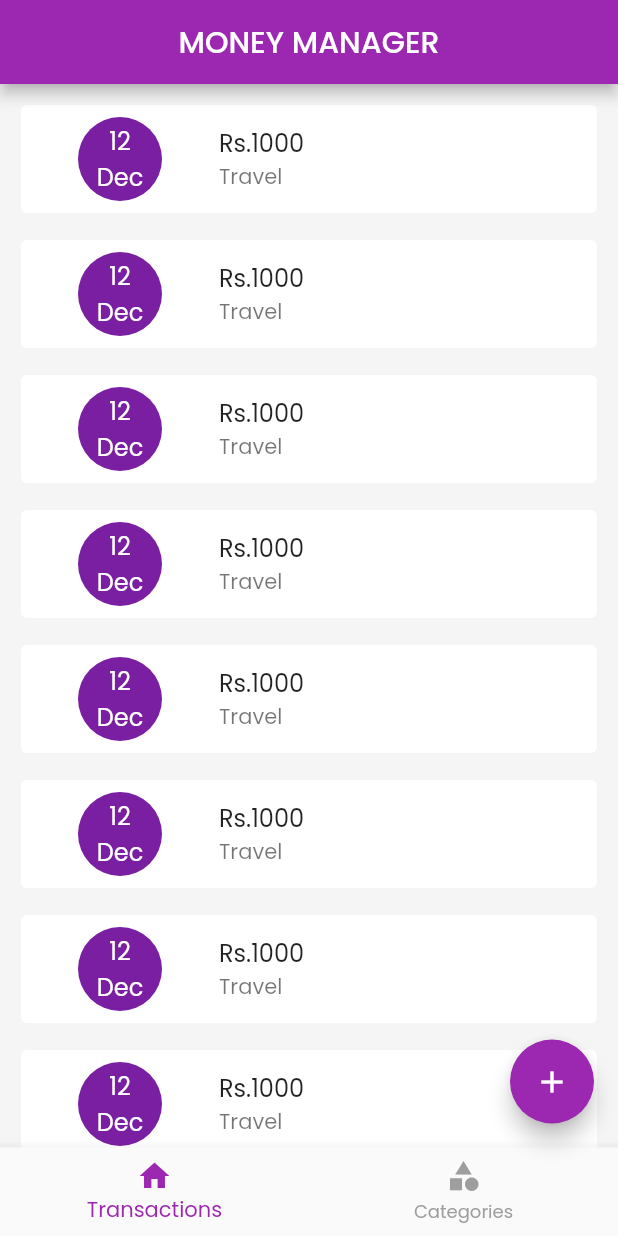
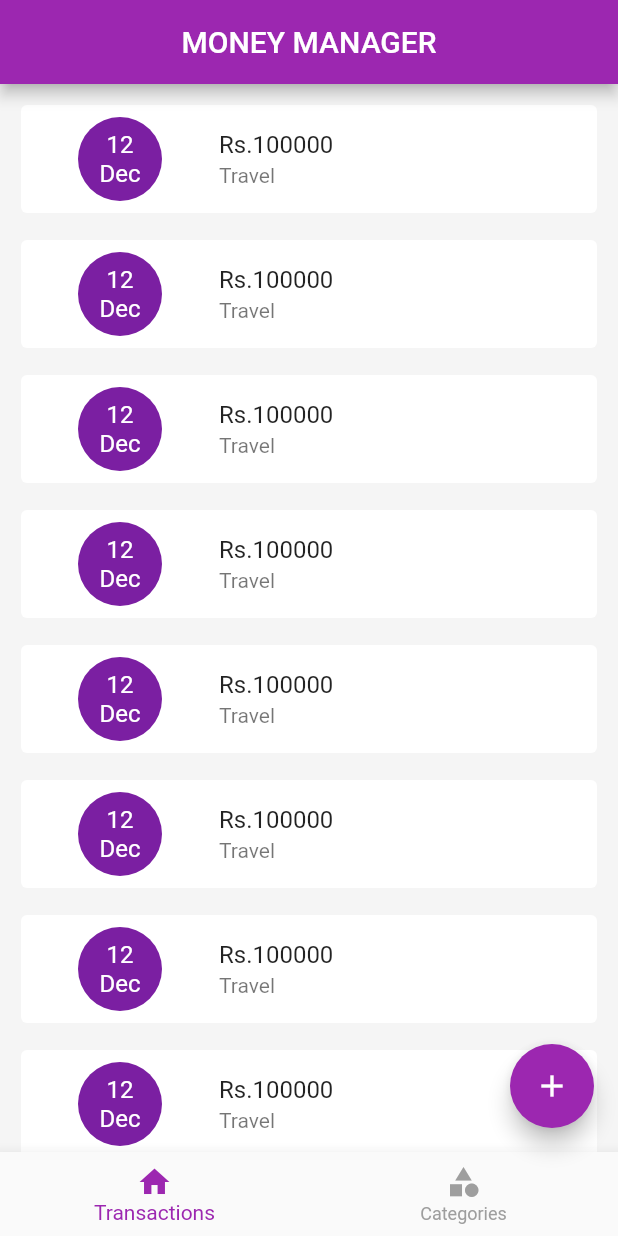
Before and after one commit to jaison080/money_manager, a Flutter app: the screen it shows after launch, on a phone screen of 412 x 824 dp. Run offline on Flutter 3.47's test engine with Material 2 defaults, Android fonts, the phone set to English and light mode, and no system bars; our stand-ins replace hive_flutter; accounts and stored records are empty.

Commit message:
Revert "added google fonts and changed apps font style"

```diff
--- a/lib/main.dart
+++ b/lib/main.dart
@@ -1,5 +1,4 @@
 import 'package:flutter/material.dart';
-import 'package:google_fonts/google_fonts.dart';
 import 'package:hive_flutter/hive_flutter.dart';
 import 'package:money_manager/models/category/category_model.dart';
 import 'package:money_manager/screens/home/screen_home.dart';
@@ -24,10 +23,8 @@ class MyApp extends StatelessWidget {
   @override
   Widget build(BuildContext context) {
     return MaterialApp(
-        title: 'Money Manager',
-
+        title: 'Flutter Demo',
         theme: ThemeData(
-          fontFamily: GoogleFonts.poppins().fontFamily,
           // This is the theme of your application.
           //
           // Try running your application with "flutter run". You'll see the
@@ -38,7 +35,6 @@ class MyApp extends StatelessWidget {
           // Notice that the counter didn't reset back to zero; the application
           // is not restarted.
           primarySwatch: Colors.purple,
-
         ),
         home: const ScreenHome());
   }
--- a/lib/screens/transactions/screen_transaction.dart
+++ b/lib/screens/transactions/screen_transaction.dart
@@ -1,5 +1,4 @@
 import 'package:flutter/material.dart';
-import 'package:money_manager/screens/transactions/widgets/transaction_tile.dart';
 
 class ScreenTransaction extends StatelessWidget {
   const ScreenTransaction({Key? key}) : super(key: key);
@@ -9,10 +8,17 @@ class ScreenTransaction extends StatelessWidget {
     return ListView.separated(
         padding: EdgeInsets.all(10),
         itemBuilder: (ctx, index) {
-          return const TransactionTile(
-                  transactionDate:"12 \nDec" ,
-                  transactionTitle: "Rs.1000",
-                  transactionSubtitle: "Travel",);
+          return const Card(
+            elevation: 0,
+            child: ListTile(
+              leading: CircleAvatar(
+                radius: 50,
+                child: Text('12\nDec', textAlign: TextAlign.center),
+              ),
+              title: Text('Rs.100000'),
+              subtitle: Text('Travel'),
+            ),
+          );
         },
         separatorBuilder: (ctx, index) {
           return const SizedBox(
--- a/lib/screens/transactions/widgets/transaction_tile.dart
+++ /dev/null
@@ -1,26 +0,0 @@
-import 'package:flutter/material.dart';
-class TransactionTile extends StatelessWidget {
-
-final String transactionDate,transactionTitle,transactionSubtitle;
-
-const TransactionTile({Key? key,
-    required this.transactionDate,
-    required this.transactionTitle,
-    required this.transactionSubtitle
-      }) : super(key: key) ;
-
-  @override
-  Widget build(BuildContext context) {
-    return Card(
-      elevation: 0,
-      child: ListTile(
-        leading: CircleAvatar(
-          radius: 50,
-          child: Text(transactionDate, textAlign: TextAlign.center),
-        ),
-        title: Text(transactionTitle),
-        subtitle: Text(transactionSubtitle),
-      ),
-    );
-  }
-}
--- a/pubspec.yaml
+++ b/pubspec.yaml
@@ -18,7 +18,7 @@ publish_to: 'none' # Remove this line if you wish to publish to pub.dev
 version: 1.0.0+1
 
 environment:
-  sdk: ">=2.17.1 <3.0.1"
+  sdk: ">=2.17.6 <3.0.0"
 
 # Dependencies specify other packages that your package needs in order to work.
 # To automatically upgrade your package dependencies to the latest versions
@@ -37,7 +37,6 @@ dependencies:
   hive_flutter: ^1.1.0
   hive: ^2.2.3
   build_runner: ^2.2.0
-  google_fonts:
 
 dev_dependencies:
   flutter_test:
```
